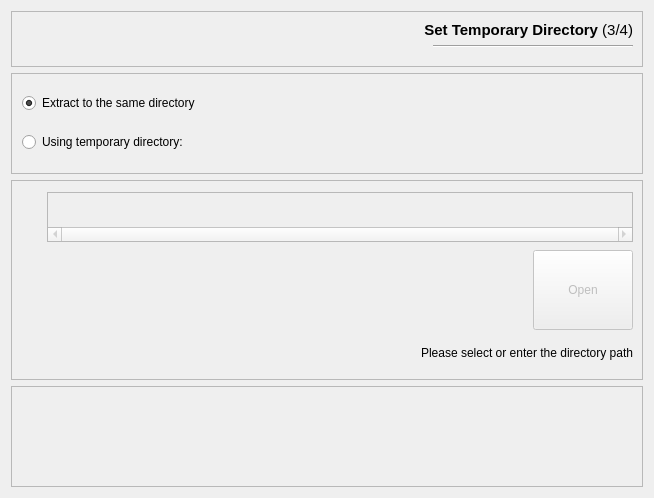
Above: modules/widget/wizard/extract/qextractwizardpagetempdir.ui from SGIS-Dev-Team/SGIS before the change. Below: the same form after it.
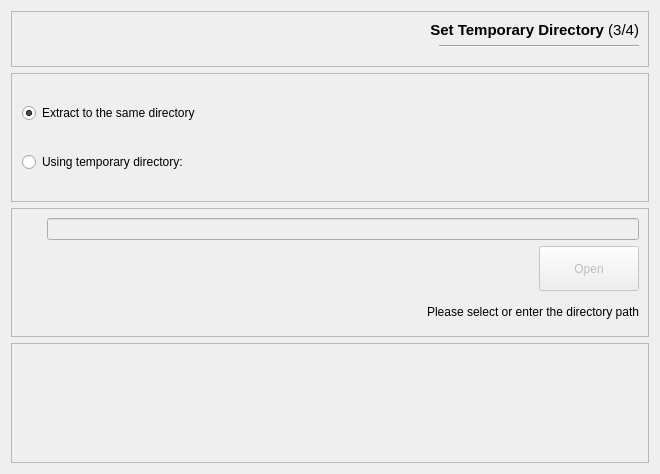
That is the form after the change.

```diff
--- a/modules/widget/wizard/extract/qextractwizardpagetempdir.ui
+++ b/modules/widget/wizard/extract/qextractwizardpagetempdir.ui
@@ -6,8 +6,8 @@
    <rect>
     <x>0</x>
     <y>0</y>
-    <width>654</width>
-    <height>498</height>
+    <width>660</width>
+    <height>474</height>
    </rect>
   </property>
   <property name="windowTitle">
@@ -143,33 +143,15 @@
        <number>35</number>
       </property>
       <item>
-       <widget class="QTextEdit" name="mTextEditTempDir">
+       <widget class="QLineEdit" name="mLineEditTempDir">
         <property name="enabled">
          <bool>false</bool>
         </property>
-        <property name="minimumSize">
-         <size>
-          <width>0</width>
-          <height>50</height>
-         </size>
-        </property>
-        <property name="maximumSize">
-         <size>
-          <width>16777215</width>
-          <height>50</height>
-         </size>
-        </property>
         <property name="font">
          <font>
           <family>Microsoft Sans Serif</family>
          </font>
         </property>
-        <property name="verticalScrollBarPolicy">
-         <enum>Qt::ScrollBarAlwaysOff</enum>
-        </property>
-        <property name="horizontalScrollBarPolicy">
-         <enum>Qt::ScrollBarAlwaysOn</enum>
-        </property>
        </widget>
       </item>
       <item>
```
